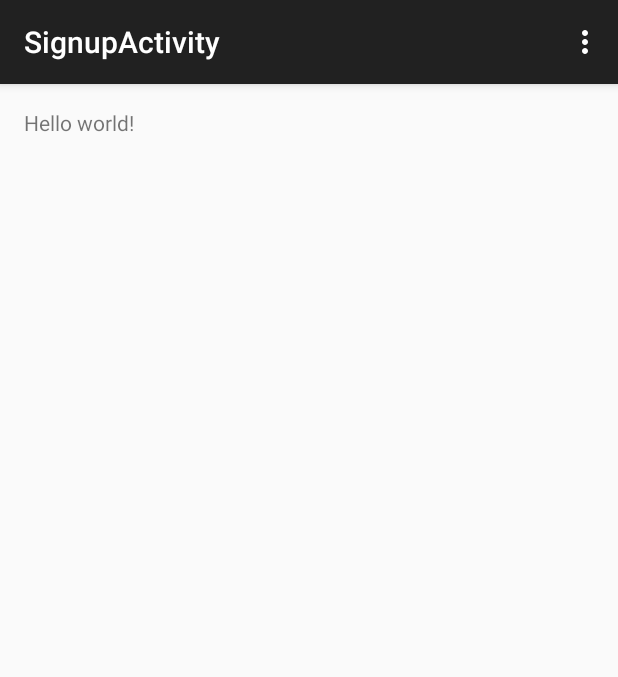
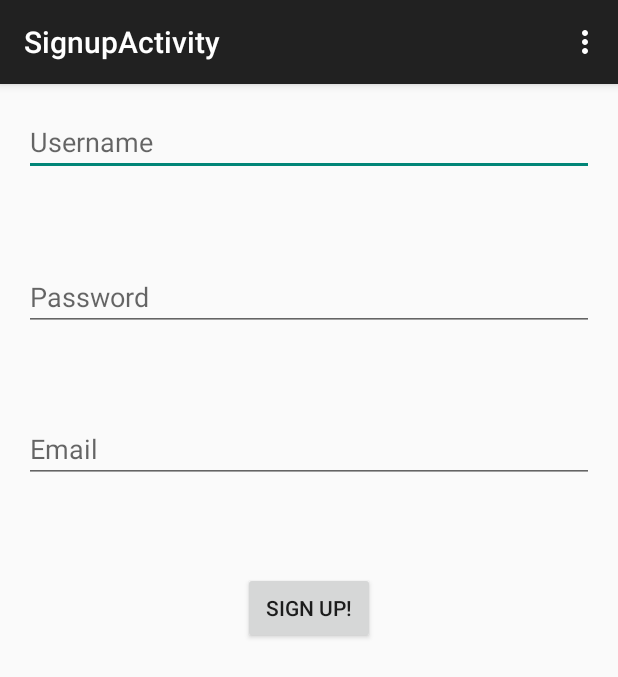
Before and after one commit to brianpham93/Ribbit, an Android app: the SignupActivity screen opened directly, with no data from a screen before it, on a phone screen of 412 x 824 dp. Shown: the top 677 px of the screen. Run offline under Robolectric (Android 15) with nearby library versions, the phone set to English and light mode, and no system bars.

Commit message:
activity_signup updated with text fields and button

```diff
--- a/app/src/main/res/layout/activity_signup.xml
+++ b/app/src/main/res/layout/activity_signup.xml
@@ -8,9 +8,46 @@
                 android:paddingBottom="@dimen/activity_vertical_margin"
                 tools:context="vn.fall.thangpq.ribbit.SignupActivity">
 
-    <TextView
-        android:text="@string/hello_world"
+    <EditText
+        android:layout_width="match_parent"
+        android:layout_height="wrap_content"
+        android:id="@+id/usernameField"
+        android:layout_alignParentTop="true"
+        android:layout_alignParentLeft="true"
+        android:hint="@string/usernameField_text"
+        android:layout_alignParentStart="true"/>
+
+    <EditText
+        android:layout_width="match_parent"
+        android:layout_height="wrap_content"
+        android:inputType="textPassword"
+        android:ems="10"
+        android:id="@+id/passwordField"
+        android:hint="@string/passwordField_text"
+        android:layout_marginTop="58dp"
+        android:layout_below="@+id/usernameField"
+        android:layout_alignParentLeft="true"
+        android:layout_alignParentStart="true"/>
+
+    <EditText
+        android:layout_width="match_parent"
+        android:layout_height="wrap_content"
+        android:inputType="textEmailAddress"
+        android:ems="10"
+        android:id="@+id/emailField"
+        android:hint="@string/emailField_text"
+        android:layout_marginTop="56dp"
+        android:layout_below="@+id/passwordField"
+        android:layout_alignParentRight="true"
+        android:layout_alignParentEnd="true"/>
+
+    <Button
         android:layout_width="wrap_content"
-        android:layout_height="wrap_content"/>
+        android:layout_height="wrap_content"
+        android:text="@string/signup_button_label"
+        android:id="@+id/signupButton"
+        android:layout_below="@+id/emailField"
+        android:layout_centerHorizontal="true"
+        android:layout_marginTop="59dp"/>
 
 </RelativeLayout>
--- a/app/src/main/res/values/strings.xml
+++ b/app/src/main/res/values/strings.xml
@@ -13,5 +13,7 @@
     <string name="passwordField_text">Password</string>
     <string name="login_button_label">Log in</string>
     <string name="signup_text">Sign up !</string>
+    <string name="emailField_text">Email</string>
+    <string name="signup_button_label">Sign up!</string>
 
 </resources>
```
